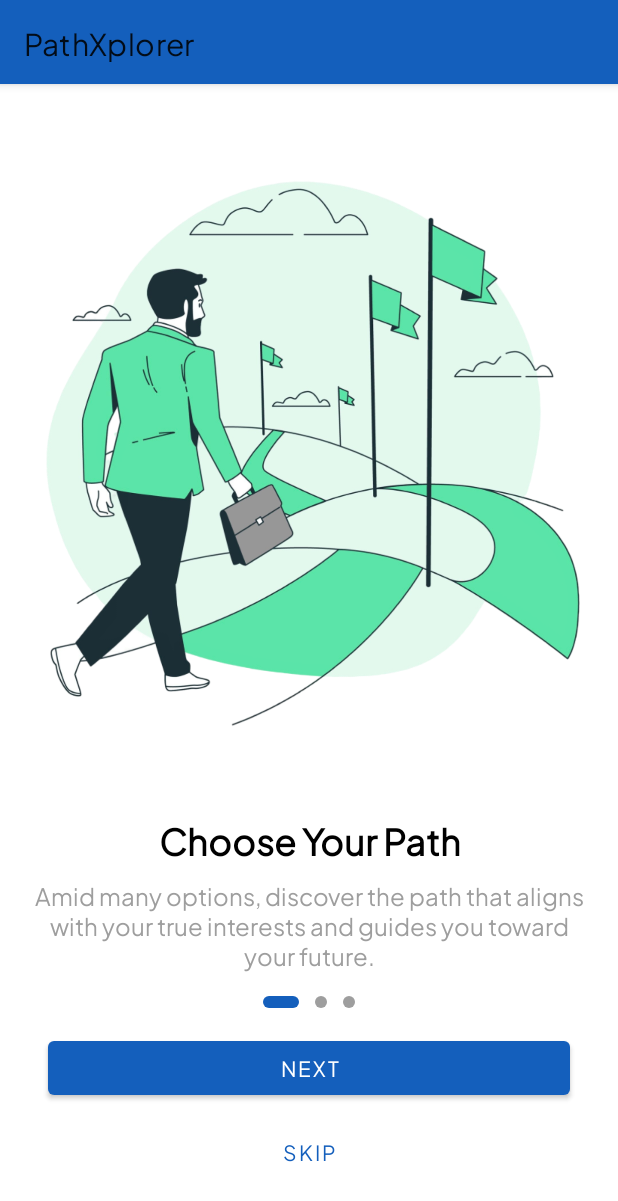
After one commit to PathXplorer-C242-PS289/PathXplorer, an Android app: the SplashActivity screen opened directly, with no data from a screen before it, on a phone screen of 412 x 824 dp. The commit adds this screen. Shown: the top 1201 px of the screen. Run offline under Robolectric (Android 15) with nearby library versions, the phone set to English and light mode, and no system bars; our stand-ins replace CircleImageView.

Commit message:
added the SplashScreen for onboarding the app

```diff
--- /dev/null
+++ b/app/src/main/java/com/example/pathxplorer/data/models/OnboardingItem.kt
@@ -0,0 +1,7 @@
+package com.example.pathxplorer.data.models
+
+data class OnboardingItem(
+    val title: String,
+    val description: String,
+    val image: Int
+)
--- /dev/null
+++ b/app/src/main/java/com/example/pathxplorer/ui/onboardsplash/SplashActivity.kt
@@ -0,0 +1,132 @@
+package com.example.pathxplorer.ui.onboardsplash
+
+import android.content.Intent
+import android.os.Bundle
+import android.view.ViewGroup
+import android.widget.ImageView
+import android.widget.LinearLayout
+import androidx.appcompat.app.AppCompatActivity
+import androidx.core.content.ContextCompat
+import androidx.viewpager2.widget.ViewPager2
+import com.example.pathxplorer.MainActivity
+import com.example.pathxplorer.R
+import com.example.pathxplorer.data.models.OnboardingItem
+import com.example.pathxplorer.databinding.ActivitySplashBinding
+
+class SplashActivity : AppCompatActivity() {
+
+    private lateinit var binding: ActivitySplashBinding
+    private lateinit var onboardingAdapter: SplashAdapter
+
+    override fun onCreate(savedInstanceState: Bundle?) {
+        super.onCreate(savedInstanceState)
+        binding = ActivitySplashBinding.inflate(layoutInflater)
+        setContentView(binding.root)
+
+        setupOnboardingItems()
+        setupIndicators()
+        setCurrentIndicator(0)
+
+        binding.SplashViewPager.registerOnPageChangeCallback(object :
+            ViewPager2.OnPageChangeCallback() {
+            override fun onPageSelected(position: Int) {
+                super.onPageSelected(position)
+                setCurrentIndicator(position)
+                updateButtonsVisibility(position)
+            }
+        })
+
+        binding.buttonNext.setOnClickListener {
+            if (binding.SplashViewPager.currentItem + 1 < onboardingAdapter.itemCount) {
+                binding.SplashViewPager.currentItem += 1
+            } else {
+                startActivity(Intent(this, MainActivity::class.java))
+                finish()
+            }
+        }
+
+        binding.buttonSkip.setOnClickListener {
+            startActivity(Intent(this, MainActivity::class.java))
+            finish()
+        }
+    }
+
+    private fun updateButtonsVisibility(position: Int) {
+        if (position == onboardingAdapter.itemCount - 1) {
+            binding.buttonNext.text = getString(R.string.get_started)
+            binding.buttonSkip.alpha = 0f
+        } else {
+            binding.buttonNext.text = getString(R.string.next)
+            binding.buttonSkip.alpha = 1f
+        }
+    }
+
+    private fun setupOnboardingItems() {
+        val onboardingItems = listOf(
+            OnboardingItem(
+                title = "Choose Your Path",
+                description = "Amid many options, discover the path that aligns with your true interests and guides you toward your future.",
+                image = R.drawable.splashimg1
+            ),
+            OnboardingItem(
+                title = "Find Your True Path",
+                description = "Find a path that suits your interests and potential, and make the right decisions for a brighter future.",
+                image = R.drawable.splashimg2
+            ),
+            OnboardingItem(
+                title = "Step Confidence",
+                description = "Follow the path that aligns with your goals, and move forward with certainty towards your dreams.",
+                image = R.drawable.splashimg3
+            )
+        )
+
+        onboardingAdapter = SplashAdapter(onboardingItems)
+        binding.SplashViewPager.adapter = onboardingAdapter
+    }
+
+    private fun setupIndicators() {
+        val indicators = arrayOfNulls<ImageView>(onboardingAdapter.itemCount)
+        val layoutParams: LinearLayout.LayoutParams =
+            LinearLayout.LayoutParams(
+                ViewGroup.LayoutParams.WRAP_CONTENT,
+                ViewGroup.LayoutParams.WRAP_CONTENT
+            )
+        layoutParams.setMargins(8, 0, 8, 0)
+
+        for (i in indicators.indices) {
+            indicators[i] = ImageView(applicationContext)
+            indicators[i]?.apply {
+                setImageDrawable(
+                    ContextCompat.getDrawable(
+                        applicationContext,
+                        R.drawable.indicator_inactive
+                    )
+                )
+                this.layoutParams = layoutParams
+            }
+            binding.indicatorsContainer.addView(indicators[i])
+        }
+    }
+
+    private fun setCurrentIndicator(index: Int) {
+        val childCount = binding.indicatorsContainer.childCount
+        for (i in 0 until childCount) {
+            val imageView = binding.indicatorsContainer.getChildAt(i) as ImageView
+            if (i == index) {
+                imageView.setImageDrawable(
+                    ContextCompat.getDrawable(
+                        applicationContext,
+                        R.drawable.indicator_active
+                    )
+                )
+            } else {
+                imageView.setImageDrawable(
+                    ContextCompat.getDrawable(
+                        applicationContext,
+                        R.drawable.indicator_inactive
+                    )
+                )
+            }
+        }
+    }
+}
--- /dev/null
+++ b/app/src/main/java/com/example/pathxplorer/ui/onboardsplash/SplashAdapter.kt
@@ -0,0 +1,43 @@
+package com.example.pathxplorer.ui.onboardsplash
+
+import android.view.LayoutInflater
+import android.view.ViewGroup
+import androidx.recyclerview.widget.RecyclerView
+import com.example.pathxplorer.data.models.OnboardingItem
+import com.example.pathxplorer.databinding.ActivitySplashItemBinding
+
+class SplashAdapter(
+    private val onboardingItems: List<OnboardingItem>
+) : RecyclerView.Adapter<SplashAdapter.OnboardingViewHolder>() {
+
+    override fun onCreateViewHolder(parent: ViewGroup, viewType: Int): OnboardingViewHolder {
+        return OnboardingViewHolder(
+            ActivitySplashItemBinding.inflate(
+                LayoutInflater.from(parent.context),
+                parent,
+                false
+            )
+        )
+    }
+
+    override fun getItemCount(): Int {
+        return onboardingItems.size
+    }
+
+    override fun onBindViewHolder(holder: OnboardingViewHolder, position: Int) {
+        holder.bind(onboardingItems[position])
+    }
+
+    inner class OnboardingViewHolder(
+        private val binding: ActivitySplashItemBinding
+    ) : RecyclerView.ViewHolder(binding.root) {
+
+        fun bind(onboardingItem: OnboardingItem) {
+            binding.apply {
+                imageSplash.setImageResource(onboardingItem.image)
+                textTitle.text = onboardingItem.title
+                textDescription.text = onboardingItem.description
+            }
+        }
+    }
+}
--- /dev/null
+++ b/app/src/main/res/drawable/indicator_active.xml
@@ -0,0 +1,9 @@
+<?xml version="1.0" encoding="utf-8"?>
+<shape xmlns:android="http://schemas.android.com/apk/res/android"
+    android:shape="rectangle">
+    <size
+        android:width="24dp"
+        android:height="8dp" />
+    <corners android:radius="4dp" />
+    <solid android:color="@color/blue_700" />
+</shape>
--- /dev/null
+++ b/app/src/main/res/drawable/indicator_inactive.xml
@@ -0,0 +1,8 @@
+<?xml version="1.0" encoding="utf-8"?>
+<shape xmlns:android="http://schemas.android.com/apk/res/android"
+    android:shape="oval">
+    <size
+        android:width="8dp"
+        android:height="8dp" />
+    <solid android:color="@color/gray_700" />
+</shape>
--- a/app/src/main/res/layout/activity_login.xml
+++ b/app/src/main/res/layout/activity_login.xml
@@ -120,12 +120,12 @@
             android:layout_width="wrap_content"
             android:layout_height="wrap_content"
             android:layout_marginTop="24dp"
-            android:text="OR"
+            android:text="@string/or"
             android:textStyle="bold"
             android:textColor="@color/gray_700"
             app:layout_constraintEnd_toEndOf="parent"
             app:layout_constraintStart_toStartOf="parent"
-            app:layout_constraintTop_toBottomOf="@id/btn_login"/>
+            app:layout_constraintTop_toBottomOf="@+id/btn_daftar"/>
 
         <LinearLayout
             android:id="@+id/btn_login_google"
@@ -161,13 +161,14 @@
         </LinearLayout>
 
         <LinearLayout
+            android:id="@+id/btn_daftar"
             android:layout_width="wrap_content"
             android:layout_height="wrap_content"
             android:layout_marginTop="24dp"
             android:orientation="horizontal"
             app:layout_constraintEnd_toEndOf="parent"
             app:layout_constraintStart_toStartOf="parent"
-            app:layout_constraintTop_toBottomOf="@+id/btn_signup_google">
+            app:layout_constraintTop_toBottomOf="@+id/btn_login">
 
             <TextView
                 android:layout_width="wrap_content"
--- /dev/null
+++ b/app/src/main/res/layout/activity_splash.xml
@@ -0,0 +1,45 @@
+<?xml version="1.0" encoding="utf-8"?>
+<androidx.constraintlayout.widget.ConstraintLayout xmlns:android="http://schemas.android.com/apk/res/android"
+    xmlns:app="http://schemas.android.com/apk/res-auto"
+    android:layout_width="match_parent"
+    android:layout_height="match_parent"
+    android:background="@color/white">
+
+    <androidx.viewpager2.widget.ViewPager2
+        android:id="@+id/SplashViewPager"
+        android:layout_width="match_parent"
+        android:layout_height="0dp"
+        app:layout_constraintBottom_toTopOf="@id/indicatorsContainer"
+        app:layout_constraintTop_toTopOf="parent" />
+
+    <LinearLayout
+        android:id="@+id/indicatorsContainer"
+        android:layout_width="match_parent"
+        android:layout_height="wrap_content"
+        android:layout_marginBottom="16dp"
+        android:gravity="center"
+        android:orientation="horizontal"
+        app:layout_constraintBottom_toTopOf="@id/buttonNext" />
+
+    <Button
+        android:id="@+id/buttonNext"
+        android:layout_width="match_parent"
+        android:layout_height="wrap_content"
+        android:layout_marginStart="32dp"
+        android:layout_marginEnd="32dp"
+        android:layout_marginBottom="8dp"
+        android:text="@string/next"
+        app:layout_constraintBottom_toTopOf="@id/buttonSkip" />
+
+    <Button
+        android:id="@+id/buttonSkip"
+        style="@style/Widget.MaterialComponents.Button.TextButton"
+        android:layout_width="match_parent"
+        android:layout_height="wrap_content"
+        android:layout_marginStart="32dp"
+        android:layout_marginEnd="32dp"
+        android:layout_marginBottom="32dp"
+        android:text="@string/skip"
+        app:layout_constraintBottom_toBottomOf="parent" />
+
+</androidx.constraintlayout.widget.ConstraintLayout>
--- /dev/null
+++ b/app/src/main/res/layout/activity_splash_item.xml
@@ -0,0 +1,35 @@
+<?xml version="1.0" encoding="utf-8"?>
+<LinearLayout xmlns:android="http://schemas.android.com/apk/res/android"
+    android:layout_width="match_parent"
+    android:layout_height="match_parent"
+    android:orientation="vertical"
+    android:padding="16dp">
+
+    <ImageView
+        android:id="@+id/imageSplash"
+        android:layout_width="match_parent"
+        android:layout_height="0dp"
+        android:layout_weight="1"
+        android:adjustViewBounds="true"
+        android:contentDescription="@string/onboarding_image" />
+
+    <TextView
+        android:id="@+id/textTitle"
+        android:layout_width="match_parent"
+        android:layout_height="wrap_content"
+        android:layout_marginTop="16dp"
+        android:gravity="center"
+        android:textColor="@color/black"
+        android:textSize="24sp"
+        android:textStyle="bold" />
+
+    <TextView
+        android:id="@+id/textDescription"
+        android:layout_width="match_parent"
+        android:layout_height="wrap_content"
+        android:layout_marginTop="8dp"
+        android:gravity="center"
+        android:textColor="@color/gray_700"
+        android:textSize="16sp" />
+
+</LinearLayout>
--- a/app/src/main/res/values/strings.xml
+++ b/app/src/main/res/values/strings.xml
@@ -89,4 +89,9 @@ By using our app, you consent to the terms of this Privacy Policy.
     <string name="article">Article</string>
     <string name="kebijakan_privasi">Kebijakan Privasi</string>
     <string name="hidepass">******</string>
+    <string name="next">Next</string>
+    <string name="skip">Skip</string>
+    <string name="get_started">Get Started</string>
+    <string name="onboarding_image">Onboarding Image</string>
+    <string name="or">OR</string>
 </resources>
```
Also changed, not shown: app/src/main/AndroidManifest.xml (+8 -0 lines), app/src/main/res/drawable/splashimg1.png (added), app/src/main/res/drawable/splashimg2.png (added), app/src/main/res/drawable/splashimg3.png (added).
